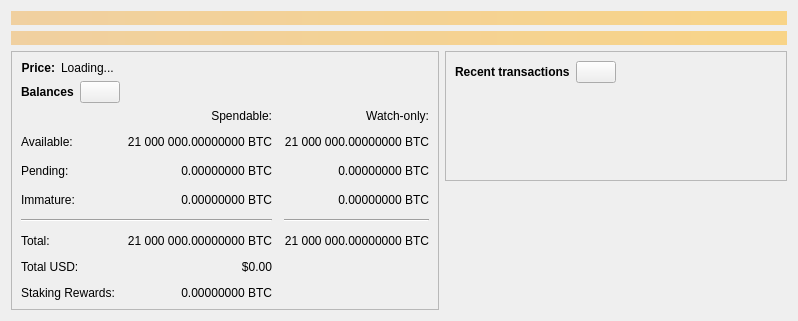
This is src/qt/forms/overviewpage.ui in mateable/mateablecoin-24.x as Qt 5 draws it before an edit. The edited form follows.
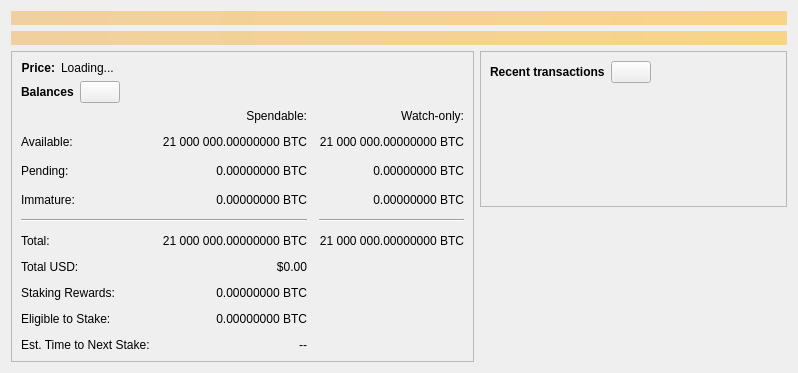
This is the edited form. Icons and pictures are not drawn. Custom widgets are drawn as their Qt base class.

Commit message: qt: extract staking eligible-balance/ETA into shared helper, show on Overview

```diff
--- a/src/qt/forms/overviewpage.ui
+++ b/src/qt/forms/overviewpage.ui
@@ -401,6 +401,58 @@
   </property>
  </widget>
 </item>
+<item row="8" column="0">
+ <widget class="QLabel" name="labelStakingEligibleText">
+  <property name="text">
+   <string>Eligible to Stake:</string>
+  </property>
+ </widget>
+</item>
+<item row="8" column="1">
+ <widget class="QLabel" name="labelStakingEligible">
+  <property name="cursor">
+   <cursorShape>IBeamCursor</cursorShape>
+  </property>
+  <property name="toolTip">
+   <string>Portion of your balance currently eligible to stake (age/lock requirements met)</string>
+  </property>
+  <property name="text">
+   <string notr="true">0.00000000 BTC</string>
+  </property>
+  <property name="alignment">
+   <set>Qt::AlignRight|Qt::AlignTrailing|Qt::AlignVCenter</set>
+  </property>
+  <property name="textInteractionFlags">
+   <set>Qt::LinksAccessibleByMouse|Qt::TextSelectableByKeyboard|Qt::TextSelectableByMouse</set>
+  </property>
+ </widget>
+</item>
+<item row="9" column="0">
+ <widget class="QLabel" name="labelStakingETAText">
+  <property name="text">
+   <string>Est. Time to Next Stake:</string>
+  </property>
+ </widget>
+</item>
+<item row="9" column="1">
+ <widget class="QLabel" name="labelStakingETA">
+  <property name="cursor">
+   <cursorShape>IBeamCursor</cursorShape>
+  </property>
+  <property name="toolTip">
+   <string>Rough estimate only -- PoS difficulty on this chain can swing significantly block to block</string>
+  </property>
+  <property name="text">
+   <string notr="true">--</string>
+  </property>
+  <property name="alignment">
+   <set>Qt::AlignRight|Qt::AlignTrailing|Qt::AlignVCenter</set>
+  </property>
+  <property name="textInteractionFlags">
+   <set>Qt::LinksAccessibleByMouse|Qt::TextSelectableByKeyboard|Qt::TextSelectableByMouse</set>
+  </property>
+ </widget>
+</item>
 
             <item row="0" column="2">
              <widget class="QLabel" name="labelWatchonly">
```
The commit also changes 6 other files.
